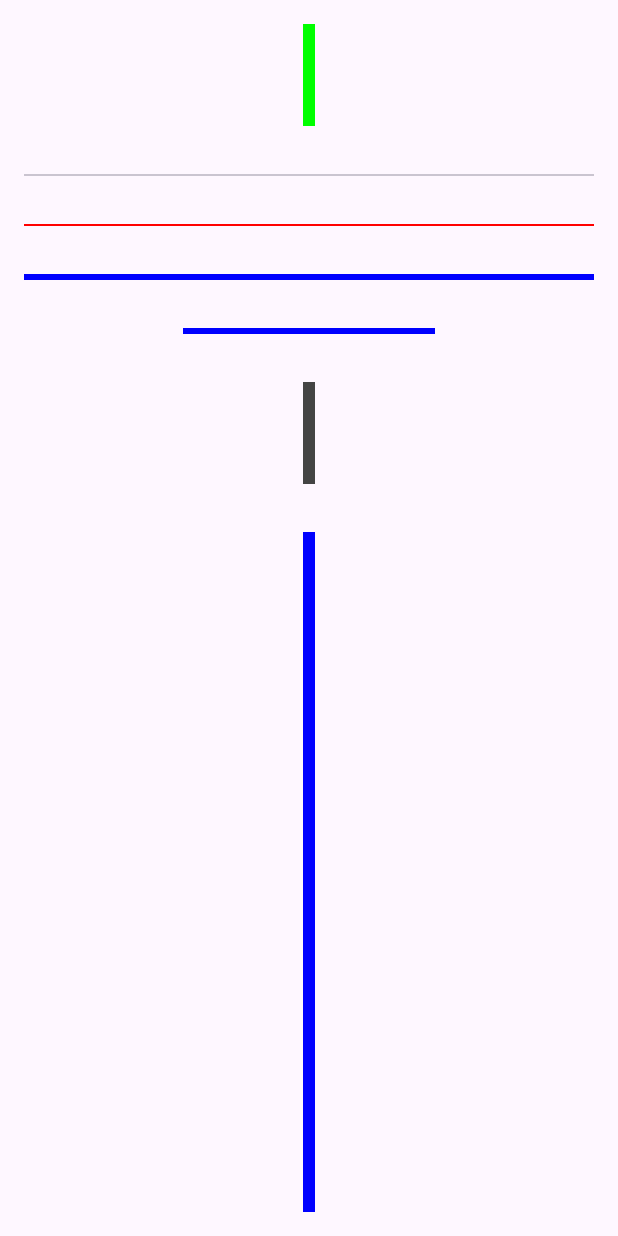
After one commit to Coding-Meet/JetpackComposeSeries, an Android app built with Jetpack Compose: the composable DividerScreen shown on its own in the app's theme, on a phone screen of 412 x 824 dp. The commit adds this screen. Run offline under Robolectric (Android 15) with nearby library versions, the phone set to English and light mode, and no system bars.

Commit message:
implement divider

```diff
--- a/app/src/main/java/com/coding/meet/jetpackcomposeseries/MainActivity.kt
+++ b/app/src/main/java/com/coding/meet/jetpackcomposeseries/MainActivity.kt
@@ -34,7 +34,7 @@ class MainActivity : ComponentActivity() {
 //                    DecScreen(mainViewModel)
 //                }
 
-                TriStateCheckBoxScreen()
+                DividerScreen()
             }
         }
     }
--- /dev/null
+++ b/app/src/main/java/com/coding/meet/jetpackcomposeseries/components/DividerScreen.kt
@@ -0,0 +1,65 @@
+package com.coding.meet.jetpackcomposeseries.components
+
+import androidx.compose.foundation.layout.Arrangement
+import androidx.compose.foundation.layout.Column
+import androidx.compose.foundation.layout.fillMaxHeight
+import androidx.compose.foundation.layout.fillMaxSize
+import androidx.compose.foundation.layout.fillMaxWidth
+import androidx.compose.foundation.layout.padding
+import androidx.compose.foundation.layout.size
+import androidx.compose.foundation.layout.width
+import androidx.compose.material3.Divider
+import androidx.compose.runtime.Composable
+import androidx.compose.ui.Alignment
+import androidx.compose.ui.Modifier
+import androidx.compose.ui.graphics.Color
+import androidx.compose.ui.unit.dp
+
+/**
+ * @author Coding Meet
+ * Created 16-12-2023 at 12:21 pm
+ */
+
+
+@Composable
+fun DividerScreen() {
+    Column(
+        verticalArrangement = Arrangement.SpaceEvenly,
+        horizontalAlignment = Alignment.CenterHorizontally,
+        modifier = Modifier.fillMaxSize()
+    ) {
+        Divider(
+            modifier = Modifier.size(width = 40.dp, height = 100.dp).padding(16.dp),
+            color =  Color.Green,
+            thickness = 2.dp
+        )
+        Divider(
+            modifier = Modifier.padding(16.dp)
+        )
+        Divider(
+            modifier = Modifier.padding(16.dp),
+            color =  Color.Red
+
+        )
+        Divider(
+            modifier = Modifier.padding(16.dp),
+            color =  Color.Blue,
+            thickness = 4.dp
+        )
+        Divider(
+            modifier = Modifier.width(200.dp).padding(16.dp),
+            color =  Color.Blue,
+            thickness = 4.dp
+        )
+        Divider(
+            modifier = Modifier.size(width = 40.dp, height = 100.dp).padding(16.dp),
+            color =  Color.DarkGray,
+            thickness = 2.dp
+        )
+        Divider(
+            modifier = Modifier.fillMaxHeight().width(width = 40.dp).padding(16.dp),
+            color =  Color.Blue,
+            thickness = 2.dp
+        )
+    }
+}
```
